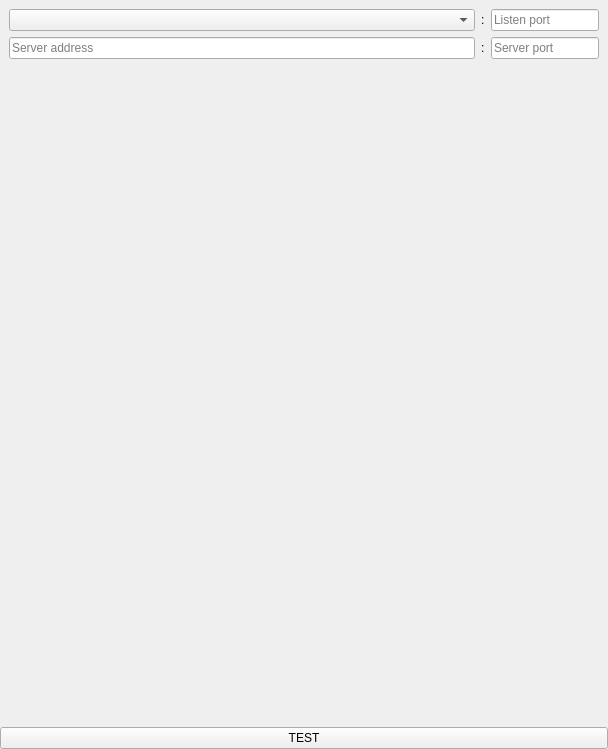
Qt form lib/ui/RemoteWindow.ui (mrdeveloperdude/OctoMY) before a commit.
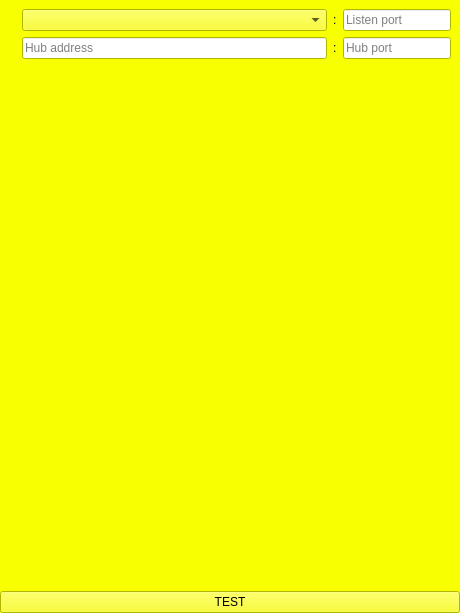
The same form after that commit. Icons and pictures are not drawn. Custom widgets are drawn as their Qt base class.

What changed in the file:
```diff
--- a/lib/ui/RemoteWindow.ui
+++ b/lib/ui/RemoteWindow.ui
@@ -6,10 +6,431 @@
    <rect>
     <x>0</x>
     <y>0</y>
-    <width>608</width>
-    <height>749</height>
+    <width>460</width>
+    <height>613</height>
    </rect>
   </property>
+  <property name="sizePolicy">
+   <sizepolicy hsizetype="Expanding" vsizetype="Expanding">
+    <horstretch>0</horstretch>
+    <verstretch>0</verstretch>
+   </sizepolicy>
+  </property>
+  <property name="palette">
+   <palette>
+    <active>
+     <colorrole role="WindowText">
+      <brush brushstyle="SolidPattern">
+       <color alpha="255">
+        <red>0</red>
+        <green>0</green>
+        <blue>0</blue>
+       </color>
+      </brush>
+     </colorrole>
+     <colorrole role="Button">
+      <brush brushstyle="SolidPattern">
+       <color alpha="255">
+        <red>247</red>
+        <green>255</green>
+        <blue>0</blue>
+       </color>
+      </brush>
+     </colorrole>
+     <colorrole role="Light">
+      <brush brushstyle="SolidPattern">
+       <color alpha="255">
+        <red>251</red>
+        <green>255</green>
+        <blue>127</blue>
+       </color>
+      </brush>
+     </colorrole>
+     <colorrole role="Midlight">
+      <brush brushstyle="SolidPattern">
+       <color alpha="255">
+        <red>249</red>
+        <green>255</green>
+        <blue>63</blue>
+       </color>
+      </brush>
+     </colorrole>
+     <colorrole role="Dark">
+      <brush brushstyle="SolidPattern">
+       <color alpha="255">
+        <red>123</red>
+        <green>127</green>
+        <blue>0</blue>
+       </color>
+      </brush>
+     </colorrole>
+     <colorrole role="Mid">
+      <brush brushstyle="SolidPattern">
+       <color alpha="255">
+        <red>165</red>
+        <green>170</green>
+        <blue>0</blue>
+       </color>
+      </brush>
+     </colorrole>
+     <colorrole role="Text">
+      <brush brushstyle="SolidPattern">
+       <color alpha="255">
+        <red>0</red>
+        <green>0</green>
+        <blue>0</blue>
+       </color>
+      </brush>
+     </colorrole>
+     <colorrole role="BrightText">
+      <brush brushstyle="SolidPattern">
+       <color alpha="255">
+        <red>255</red>
+        <green>255</green>
+        <blue>255</blue>
+       </color>
+      </brush>
+     </colorrole>
+     <colorrole role="ButtonText">
+      <brush brushstyle="SolidPattern">
+       <color alpha="255">
+        <red>0</red>
+        <green>0</green>
+        <blue>0</blue>
+       </color>
+      </brush>
+     </colorrole>
+     <colorrole role="Base">
+      <brush brushstyle="SolidPattern">
+       <color alpha="255">
+        <red>255</red>
+        <green>255</green>
+        <blue>255</blue>
+       </color>
+      </brush>
+     </colorrole>
+     <colorrole role="Window">
+      <brush brushstyle="SolidPattern">
+       <color alpha="255">
+        <red>247</red>
+        <green>255</green>
+        <blue>0</blue>
+       </color>
+      </brush>
+     </colorrole>
+     <colorrole role="Shadow">
+      <brush brushstyle="SolidPattern">
+       <color alpha="255">
+        <red>0</red>
+        <green>0</green>
+        <blue>0</blue>
+       </color>
+      </brush>
+     </colorrole>
+     <colorrole role="AlternateBase">
+      <brush brushstyle="SolidPattern">
+       <color alpha="255">
+        <red>251</red>
+        <green>255</green>
+        <blue>127</blue>
+       </color>
+      </brush>
+     </colorrole>
+     <colorrole role="ToolTipBase">
+      <brush brushstyle="SolidPattern">
+       <color alpha="255">
+        <red>255</red>
+        <green>255</green>
+        <blue>220</blue>
+       </color>
+      </brush>
+     </colorrole>
+     <colorrole role="ToolTipText">
+      <brush brushstyle="SolidPattern">
+       <color alpha="255">
+        <red>0</red>
+        <green>0</green>
+        <blue>0</blue>
+       </color>
+      </brush>
+     </colorrole>
+    </active>
+    <inactive>
+     <colorrole role="WindowText">
+      <brush brushstyle="SolidPattern">
+       <color alpha="255">
+        <red>0</red>
+        <green>0</green>
+        <blue>0</blue>
+       </color>
+      </brush>
+     </colorrole>
+     <colorrole role="Button">
+      <brush brushstyle="SolidPattern">
+       <color alpha="255">
+        <red>247</red>
+        <green>255</green>
+        <blue>0</blue>
+       </color>
+      </brush>
+     </colorrole>
+     <colorrole role="Light">
+      <brush brushstyle="SolidPattern">
+       <color alpha="255">
+        <red>251</red>
+        <green>255</green>
+        <blue>127</blue>
+       </color>
+      </brush>
+     </colorrole>
+     <colorrole role="Midlight">
+      <brush brushstyle="SolidPattern">
+       <color alpha="255">
+        <red>249</red>
+        <green>255</green>
+        <blue>63</blue>
+       </color>
+      </brush>
+     </colorrole>
+     <colorrole role="Dark">
+      <brush brushstyle="SolidPattern">
+       <color alpha="255">
+        <red>123</red>
+        <green>127</green>
+        <blue>0</blue>
+       </color>
+      </brush>
+     </colorrole>
+     <colorrole role="Mid">
+      <brush brushstyle="SolidPattern">
+       <color alpha="255">
+        <red>165</red>
+        <green>170</green>
+        <blue>0</blue>
+       </color>
+      </brush>
+     </colorrole>
+     <colorrole role="Text">
+      <brush brushstyle="SolidPattern">
+       <color alpha="255">
+        <red>0</red>
+        <green>0</green>
+        <blue>0</blue>
+       </color>
+      </brush>
+     </colorrole>
+     <colorrole role="BrightText">
+      <brush brushstyle="SolidPattern">
+       <color alpha="255">
+        <red>255</red>
+        <green>255</green>
+        <blue>255</blue>
+       </color>
+      </brush>
+     </colorrole>
+     <colorrole role="ButtonText">
+      <brush brushstyle="SolidPattern">
+       <color alpha="255">
+        <red>0</red>
+        <green>0</green>
+        <blue>0</blue>
+       </color>
+      </brush>
+     </colorrole>
+     <colorrole role="Base">
+      <brush brushstyle="SolidPattern">
+       <color alpha="255">
+        <red>255</red>
+        <green>255</green>
+        <blue>255</blue>
+       </color>
+      </brush>
+     </colorrole>
+     <colorrole role="Window">
+      <brush brushstyle="SolidPattern">
+       <color alpha="255">
+        <red>247</red>
+        <green>255</green>
+        <blue>0</blue>
+       </color>
+      </brush>
+     </colorrole>
+     <colorrole role="Shadow">
+      <brush brushstyle="SolidPattern">
+       <color alpha="255">
+        <red>0</red>
+        <green>0</green>
+        <blue>0</blue>
+       </color>
+      </brush>
+     </colorrole>
+     <colorrole role="AlternateBase">
+      <brush brushstyle="SolidPattern">
+       <color alpha="255">
+        <red>251</red>
+        <green>255</green>
+        <blue>127</blue>
+       </color>
+      </brush>
+     </colorrole>
+     <colorrole role="ToolTipBase">
+      <brush brushstyle="SolidPattern">
+       <color alpha="255">
+        <red>255</red>
+        <green>255</green>
+        <blue>220</blue>
+       </color>
+      </brush>
+     </colorrole>
+     <colorrole role="ToolTipText">
+      <brush brushstyle="SolidPattern">
+       <color alpha="255">
+        <red>0</red>
+        <green>0</green>
+        <blue>0</blue>
+       </color>
+      </brush>
+     </colorrole>
+    </inactive>
+    <disabled>
+     <colorrole role="WindowText">
+      <brush brushstyle="SolidPattern">
+       <color alpha="255">
+        <red>123</red>
+        <green>127</green>
+        <blue>0</blue>
+       </color>
+      </brush>
+     </colorrole>
+     <colorrole role="Button">
+      <brush brushstyle="SolidPattern">
+       <color alpha="255">
+        <red>247</red>
+        <green>255</green>
+        <blue>0</blue>
+       </color>
+      </brush>
+     </colorrole>
+     <colorrole role="Light">
+      <brush brushstyle="SolidPattern">
+       <color alpha="255">
+        <red>251</red>
+        <green>255</green>
+        <blue>127</blue>
+       </color>
+      </brush>
+     </colorrole>
+     <colorrole role="Midlight">
+      <brush brushstyle="SolidPattern">
+       <color alpha="255">
+        <red>249</red>
+        <green>255</green>
+        <blue>63</blue>
+       </color>
+      </brush>
+     </colorrole>
+     <colorrole role="Dark">
+      <brush brushstyle="SolidPattern">
+       <color alpha="255">
+        <red>123</red>
+        <green>127</green>
+        <blue>0</blue>
+       </color>
+      </brush>
+     </colorrole>
+     <colorrole role="Mid">
+      <brush brushstyle="SolidPattern">
+       <color alpha="255">
+        <red>165</red>
+        <green>170</green>
+        <blue>0</blue>
+       </color>
+      </brush>
+     </colorrole>
+     <colorrole role="Text">
+      <brush brushstyle="SolidPattern">
+       <color alpha="255">
+        <red>123</red>
+        <green>127</green>
+        <blue>0</blue>
+       </color>
+      </brush>
+     </colorrole>
+     <colorrole role="BrightText">
+      <brush brushstyle="SolidPattern">
+       <color alpha="255">
+        <red>255</red>
+        <green>255</green>
+        <blue>255</blue>
+       </color>
+      </brush>
+     </colorrole>
+     <colorrole role="ButtonText">
+      <brush brushstyle="SolidPattern">
+       <color alpha="255">
+        <red>123</red>
+        <green>127</green>
+        <blue>0</blue>
+       </color>
+      </brush>
+     </colorrole>
+     <colorrole role="Base">
+      <brush brushstyle="SolidPattern">
+       <color alpha="255">
+        <red>247</red>
+        <green>255</green>
+        <blue>0</blue>
+       </color>
+      </brush>
+     </colorrole>
+     <colorrole role="Window">
+      <brush brushstyle="SolidPattern">
+       <color alpha="255">
+        <red>247</red>
+        <green>255</green>
+        <blue>0</blue>
+       </color>
+      </brush>
+     </colorrole>
+     <colorrole role="Shadow">
+      <brush brushstyle="SolidPattern">
+       <color alpha="255">
+        <red>0</red>
+        <green>0</green>
+        <blue>0</blue>
+       </color>
+      </brush>
+     </colorrole>
+     <colorrole role="AlternateBase">
+      <brush brushstyle="SolidPattern">
+       <color alpha="255">
+        <red>247</red>
+        <green>255</green>
+        <blue>0</blue>
+       </color>
+      </brush>
+     </colorrole>
+     <colorrole role="ToolTipBase">
+      <brush brushstyle="SolidPattern">
+       <color alpha="255">
+        <red>255</red>
+        <green>255</green>
+        <blue>220</blue>
+       </color>
+      </brush>
+     </colorrole>
+     <colorrole role="ToolTipText">
+      <brush brushstyle="SolidPattern">
+       <color alpha="255">
+        <red>0</red>
+        <green>0</green>
+        <blue>0</blue>
+       </color>
+      </brush>
+     </colorrole>
+    </disabled>
+   </palette>
+  </property>
   <property name="windowTitle">
    <string>OctoMY™ - Remote</string>
   </property>
@@ -35,34 +456,13 @@
     <number>0</number>
    </property>
    <item>
-    <widget class="IdenticonWidget" name="widgetBackground" native="true">
-     <property name="sizePolicy">
-      <sizepolicy hsizetype="Expanding" vsizetype="Expanding">
-       <horstretch>0</horstretch>
-       <verstretch>0</verstretch>
-      </sizepolicy>
-     </property>
-     <property name="svgURL" stdset="0">
-      <string>:/icons/identicon.svg</string>
-     </property>
-     <layout class="QVBoxLayout" name="verticalLayout_2">
-      <property name="spacing">
-       <number>0</number>
-      </property>
-      <property name="leftMargin">
-       <number>0</number>
-      </property>
-      <property name="topMargin">
-       <number>0</number>
-      </property>
-      <property name="rightMargin">
-       <number>0</number>
-      </property>
-      <property name="bottomMargin">
-       <number>0</number>
-      </property>
-      <item>
        <widget class="QStackedWidget" name="stackedWidget">
+     <property name="sizePolicy">
+      <sizepolicy hsizetype="Expanding" vsizetype="Expanding">
+       <horstretch>0</horstretch>
+       <verstretch>0</verstretch>
+      </sizepolicy>
+     </property>
         <property name="currentIndex">
          <number>1</number>
         </property>
@@ -594,12 +994,12 @@
         </widget>
         <widget class="QWidget" name="pageConnect">
          <layout class="QGridLayout" name="gridLayout_3">
-          <item row="2" column="0">
+       <item row="2" column="1">
            <layout class="QHBoxLayout" name="horizontalLayout">
             <item>
              <widget class="TextEntry" name="lineEditServerAddress">
               <property name="placeholderText">
-               <string>Server address</string>
+            <string>Hub address</string>
               </property>
              </widget>
             </item>
@@ -622,42 +1022,13 @@
                <number>6</number>
               </property>
               <property name="placeholderText">
-               <string>Server port</string>
+            <string>Hub port</string>
               </property>
              </widget>
             </item>
            </layout>
           </item>
-          <item row="3" column="0">
-           <widget class="TryToggle" name="tryToggleListen" native="true">
-            <property name="sizePolicy">
-             <sizepolicy hsizetype="Minimum" vsizetype="Minimum">
-              <horstretch>0</horstretch>
-              <verstretch>0</verstretch>
-             </sizepolicy>
-            </property>
-            <property name="minimumSize">
-             <size>
-              <width>10</width>
-              <height>10</height>
-             </size>
-            </property>
-           </widget>
-          </item>
-          <item row="4" column="0">
-           <spacer name="verticalSpacer">
-            <property name="orientation">
-             <enum>Qt::Vertical</enum>
-            </property>
-            <property name="sizeHint" stdset="0">
-             <size>
-              <width>20</width>
-              <height>486</height>
-             </size>
-            </property>
-           </spacer>
-          </item>
-          <item row="1" column="0">
+       <item row="1" column="1">
            <layout class="QHBoxLayout" name="horizontalLayout_2">
             <item>
              <widget class="QComboBox" name="comboBoxLocalAddress">
@@ -694,6 +1065,45 @@
             </item>
            </layout>
           </item>
+       <item row="4" column="1">
+        <spacer name="verticalSpacer">
+         <property name="orientation">
+          <enum>Qt::Vertical</enum>
+         </property>
+         <property name="sizeHint" stdset="0">
+          <size>
+           <width>20</width>
+           <height>486</height>
+          </size>
+         </property>
+        </spacer>
+       </item>
+       <item row="3" column="1">
+        <widget class="TryToggle" name="tryToggleListen" native="true">
+         <property name="sizePolicy">
+          <sizepolicy hsizetype="Expanding" vsizetype="Minimum">
+           <horstretch>0</horstretch>
+           <verstretch>0</verstretch>
+          </sizepolicy>
+         </property>
+         <property name="minimumSize">
+          <size>
+           <width>10</width>
+           <height>10</height>
+          </size>
+         </property>
+        </widget>
+       </item>
+       <item row="1" column="0" rowspan="2">
+        <widget class="QLabel" name="label">
+         <property name="text">
+          <string/>
+         </property>
+         <property name="pixmap">
+          <pixmap resource="../resources/icons.qrc">:/icons/remote.svg</pixmap>
+         </property>
+        </widget>
+       </item>
          </layout>
         </widget>
         <widget class="QWidget" name="pageConfirmQuit">
@@ -744,9 +1154,6 @@
       </item>
      </layout>
     </widget>
-   </item>
-  </layout>
- </widget>
  <customwidgets>
   <customwidget>
    <class>TryToggle</class>
@@ -759,12 +1166,6 @@
    <extends>QLineEdit</extends>
    <header>widgets/TextEntry.hpp</header>
   </customwidget>
-  <customwidget>
-   <class>IdenticonWidget</class>
-   <extends>QWidget</extends>
-   <header>widgets/IdenticonWidget.hpp</header>
-   <container>1</container>
-  </customwidget>
  </customwidgets>
  <resources/>
  <connections/>
```
Left out of the diff: 52 changed lines with no effect on the pictures. Lines whose indentation alone changed are shown as unchanged.
